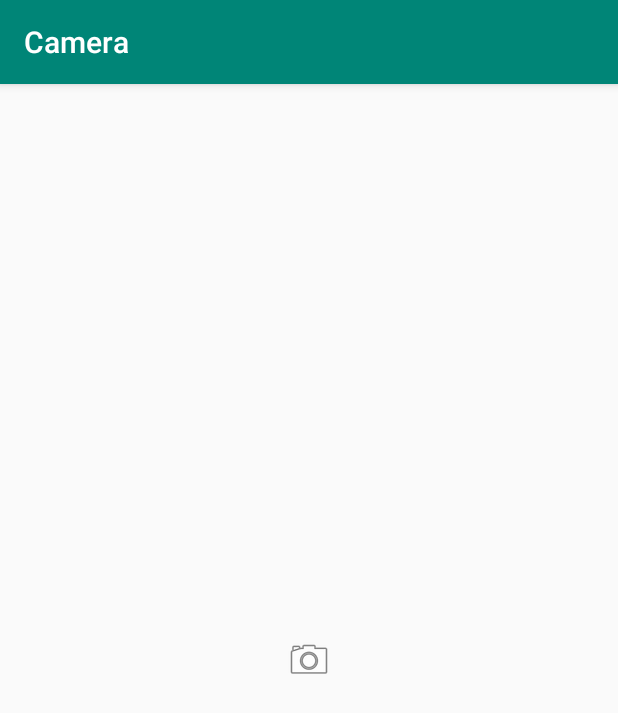
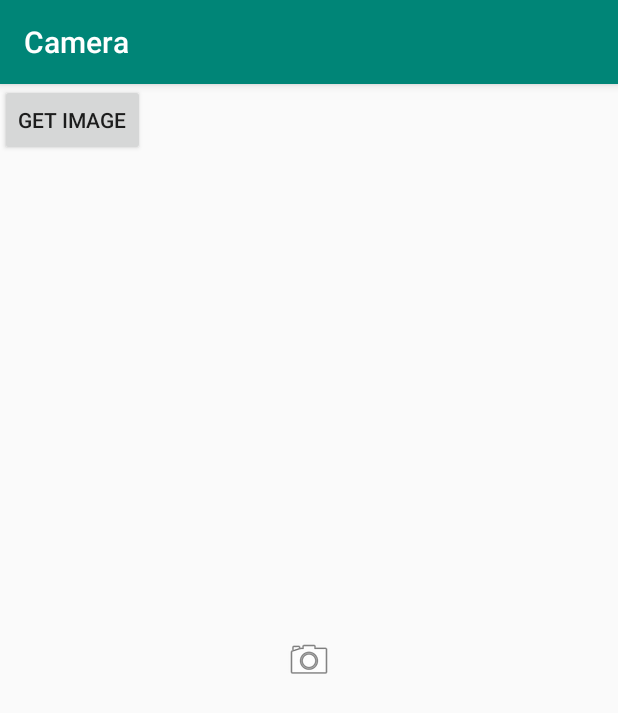
Before and after one commit to yanoatusi/Camera, an Android app: the screen it shows after launch (MainActivity), on a phone screen of 412 x 824 dp. Shown: the top 713 px of the screen. Run offline under Robolectric (Android 15) with nearby library versions, the phone set to English and light mode, and no system bars; 1 statement that could not run was skipped.

Commit message:
カメラ4

```diff
--- a/app/src/main/res/layout/activity_main.xml
+++ b/app/src/main/res/layout/activity_main.xml
@@ -14,5 +14,10 @@
         android:onClick="onCameraImageClick"
         android:scaleType="center"
         app:srcCompat="@android:drawable/ic_menu_camera"/>
-
+    <Button
+        android:id="@+id/button2"
+        android:text="get image"
+        android:layout_margin="10dp"
+        android:layout_width="wrap_content"
+        android:layout_height="wrap_content" />
 </androidx.constraintlayout.widget.ConstraintLayout>
```
Also changed, not shown: app/src/main/java/com/websarva/wings/android/camera/MainActivity.java (+13 -6 lines).
